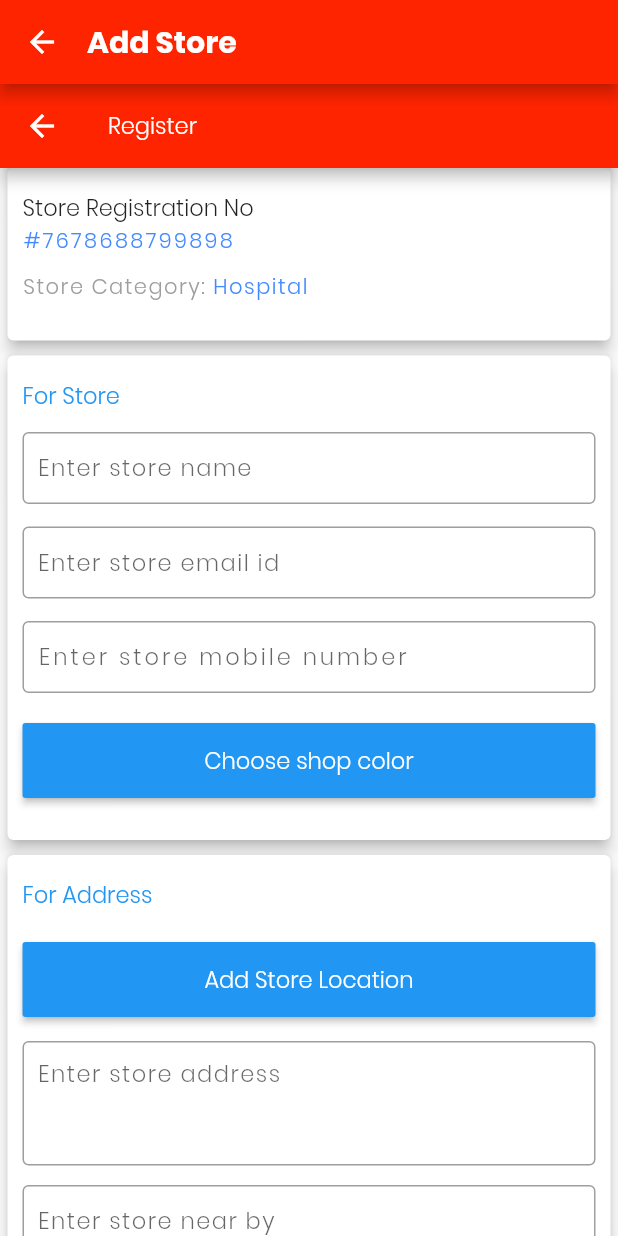
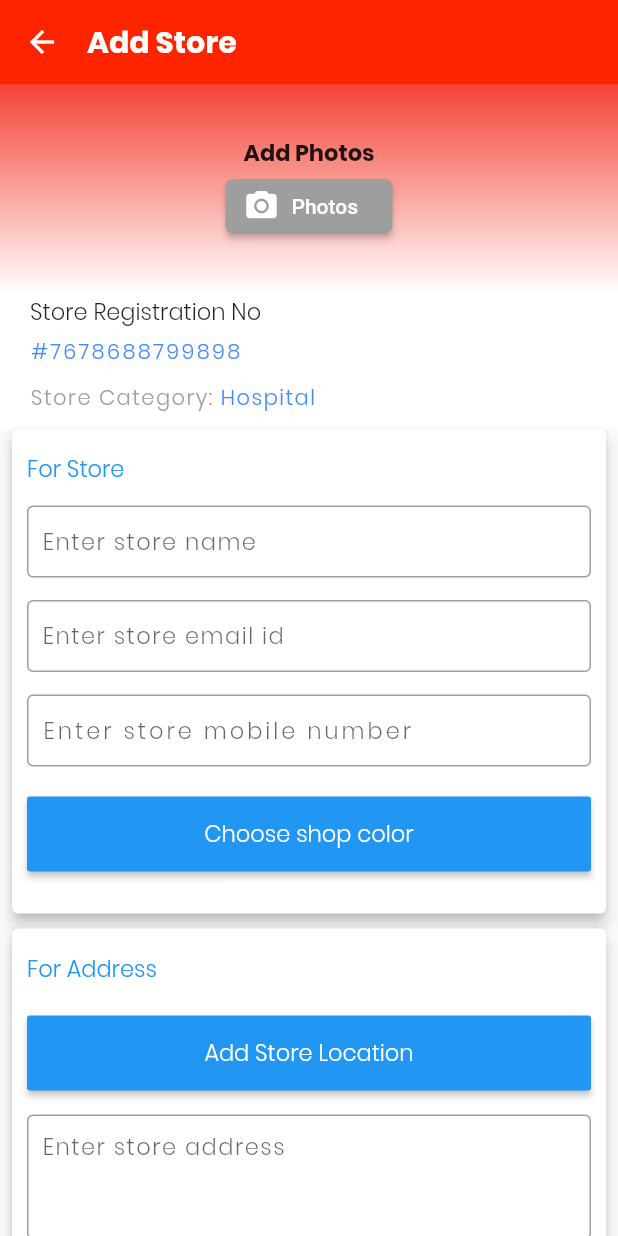
Before and after one commit to karun02525/digital_kaimur, a Flutter app: the RegisterStore screen opened by its route, on a phone screen of 412 x 824 dp. Run offline on Flutter 3.47's test engine with Material 2 defaults, Android fonts, the phone set to English and light mode, and no system bars; our stand-ins replace cached_network_image, carousel_slider, dio, flutter_vector_icons, fluttertoast, font_awesome_flutter and 6 more; missing offline and left inert: flutter_barcode_scanner, google_map_location_picker, mini_calendar, upi_india; accounts and stored records are empty; network calls fail; statements that could not run were skipped.

```diff
--- a/lib/main.dart
+++ b/lib/main.dart
@@ -67,7 +67,7 @@ class _LaunchAppState extends State<LaunchApp> {
       theme:
           ThemeData(primaryColor: AppColor.appColor, accentColor: Colors.blue),
       debugShowCheckedModeBanner: false,
-      home: RegistrationFormWidget(),
+      home: TabNavController(),
       routes: {
         '/home': (context) => TabNavController(),
         '/search': (context) => GlobalSearch(),
--- a/lib/src/main/config/constraints.dart
+++ b/lib/src/main/config/constraints.dart
@@ -17,6 +17,8 @@ class Config{
     static const String vendor_verifyUrl=baseUrl+'/authenticate/vendor_verify';
     static const String vendor_registerUrl=baseUrl+'/authenticate/vendor_register';
     static const String notificationsUrl=baseUrl+'/authenticate/notifications';
+
+    static const String storeCreate=baseUrl+'/store/create-store';
 
 
 
--- a/lib/src/main/repositories/store_repository.dart
+++ b/lib/src/main/repositories/store_repository.dart
@@ -1,55 +1,89 @@
 import 'dart:convert';
 import 'dart:io';
-
 import 'package:digitalkaimur/src/main/config/constraints.dart';
-import 'package:digitalkaimur/src/main/model/user_model.dart';
 import 'package:digitalkaimur/src/main/service/api_error_handle.dart';
 import 'package:digitalkaimur/src/main/service/custom_dio.dart';
-import 'package:digitalkaimur/src/main/utils/shared_preferences.dart';
 import 'package:dio/dio.dart';
 import 'package:flutter/cupertino.dart';
-
+import 'package:flutter/material.dart';
+import 'package:progress_dialog/progress_dialog.dart';
 
 class StoreRespository {
   BuildContext context;
-  StoreRespository(BuildContext cnt){
-    this.context=cnt;
+  ProgressDialog pd;
+
+  StoreRespository(BuildContext cnt) {
+    this.context = cnt;
+    pd = ProgressDialog(this.context, type: ProgressDialogType.Normal);
+    pd.style(message: 'Loading...');
   }
 
+  //Store Register
+  Future<bool> storeRegister(List<File> files, element) async {
+    pd.show();
+    var dio = CustomDio.withAuthentication().instance;
+    dio.options.headers["Content-Type"] = "multipart/form-data";
 
-  //Store Register
-  Future<bool> storeRegister(File file) async {
-    var dio =CustomDio.withAuthentication().instance;
-    dio.options.headers["Content-Type"] = "multipart/form-data";
-    FormData formData = FormData.fromMap({
-      "user_avatar": await MultipartFile.fromFile(file.path,filename: "pic.png")
-    });
-    return await dio.post(Config.imageUpdateUrl, data: formData).then((res) async {
+    var formData = FormData();
+    for (var i = 0; i < files.length; i++) {
+      formData.files.add(MapEntry("imgarray",
+          await MultipartFile.fromFile(files[i].path, filename: "pic$i.png")));
+    }
+
+    formData.fields.add(MapEntry("cid", element[0]));
+    formData.fields.add(MapEntry("vid", element[1]));
+    formData.fields.add(MapEntry("sname", element[2]));
+    formData.fields.add(MapEntry("semail", element[3]));
+    formData.fields.add(MapEntry("smobile", element[4]));
+    formData.fields.add(MapEntry("color", element[5]));
+    formData.fields.add(MapEntry("latitude", element[6]));
+    formData.fields.add(MapEntry("longitude", element[7]));
+    formData.fields.add(MapEntry("address", element[8]));
+    formData.fields.add(MapEntry("nearby", element[9]));
+    formData.fields.add(MapEntry("pin_code", element[10]));
+    formData.fields.add(MapEntry("owner_name", element[11]));
+    formData.fields.add(MapEntry("owner_mobile", element[12]));
+    formData.fields.add(MapEntry("owner_email", element[13]));
+
+    return await dio.post(Config.storeCreate, data: formData).then((res) async {
       if (res.statusCode == 200) {
-        final responseBody = jsonDecode(jsonEncode(res.data));
-        print('************Profile upload******______________**************');
-        print(responseBody.toString());
-        if (responseBody['status']) {
-           UserPreference().avatar=responseBody['data']['user_avatar'];
+        pd.hide();
+        var result = jsonDecode(jsonEncode(res.data));
+        if (result['status']) {
+          messageAlert(context, result['message'], 'Add Store');
           return true;
-        }}
+        }
+      }
     }).catchError((e) {
-      return ApiErrorHandel.errorHandel(context,e);
+      pd.hide();
+      return ApiErrorHandel.errorHandel(context, e);
     });
   }
 
-
-
-
-
-  void saveData(LoginData res) async {
-    var pref = UserPreference();
-    pref.name = res.name;
-    pref.email = res.email;
-    pref.name = res.name;
-    pref.mobile = res.mobile;
-    pref.token = res.token;
-    pref.avatar = res.userAvatar;
-    pref.isLogin = true;
+  messageAlert(context, String msg, String ttl) {
+    showDialog(
+        context: context,
+        barrierDismissible: false,
+        builder: (BuildContext context) {
+          return WillPopScope(
+              onWillPop: () async {
+                return false;
+              },
+              child: CupertinoAlertDialog(
+                title: Text(ttl),
+                content: Text(msg),
+                actions: <Widget>[
+                  CupertinoDialogAction(
+                    isDefaultAction: true,
+                    child: Column(
+                      children: <Widget>[Text('Okay')],
+                    ),
+                    onPressed: () {
+                      Navigator.pop(context);
+                    },
+                  )
+                ],
+              ));
+        });
   }
 }
--- a/lib/src/main/ui/vender/register_store.dart
+++ b/lib/src/main/ui/vender/register_store.dart
@@ -15,6 +15,7 @@ class _RegisterStoreState extends State<RegisterStore> {
     return Scaffold(
       appBar: AppBar(
         titleSpacing: 2.0,
+        elevation: 0.0,
         title: TextWidget(title: "Add Store", fontSize: AppFonts.toolbarSize,isBold: true),
       ),
       body: RegistrationFormWidget(),
--- /dev/null
+++ b/lib/src/main/ui/widgets/add_mutiple_photos.dart
@@ -0,0 +1,302 @@
+import 'dart:io';
+import 'dart:ui';
+
+import 'package:digitalkaimur/src/main/ui/widgets/dialog_zoom.dart';
+import 'package:digitalkaimur/src/main/utils/global.dart';
+import 'package:digitalkaimur/src/res/strings.dart';
+import 'package:flutter/cupertino.dart';
+import 'package:flutter/material.dart';
+import 'package:flutter/rendering.dart';
+import 'package:image_picker/image_picker.dart';
+
+import 'text_widget.dart';
+
+class AddImageMultiple extends StatefulWidget {
+  final Function function;
+  AddImageMultiple({Key key, this.function}) : super(key: key);
+
+  @override
+  _AddImageMultipleState createState() => _AddImageMultipleState();
+}
+
+class _AddImageMultipleState extends State<AddImageMultiple> {
+  final GlobalKey<AnimatedListState> _key = GlobalKey();
+  ScrollController _scrollController = new ScrollController();
+
+  List<File> _items = [];
+  File _image;
+  final picker = ImagePicker();
+  bool isHide1 = true;
+  bool isHide2 = false;
+  var pickedFile;
+
+  var maxWidth=1000.0;
+  var maxHeight=500.0;
+
+
+  Future _showPhotoLibrary(bool isCamera) async {
+    if (isCamera) {
+      pickedFile = await picker.getImage(
+        source: ImageSource.camera,
+        maxHeight:maxHeight,
+        maxWidth: maxWidth,
+      );
+    } else {
+      pickedFile = await picker.getImage(
+          source: ImageSource.gallery, maxHeight: maxHeight, maxWidth: maxWidth);
+    }
+    setState(() {
+      _image = File(pickedFile.path);
+      _addItem(_items);
+      widget.function(_items);
+     // RegistrationFormWidget().getAllFilePath(_items,this);
+    });
+
+  }
+
+
+
+  void _clearAllItems() {
+    for (var i = 0; i <= _items.length - 1; i++) {
+      _key.currentState.removeItem(0, (BuildContext context, Animation<double> animation) {
+            return Container();
+          });
+    }
+    _items.clear();
+    isHide1 = true;
+    isHide2 = false;
+  }
+
+  @override
+  Widget build(BuildContext context) {
+    return  Column(
+              children: <Widget>[
+                Visibility(
+                    maintainSize: false,
+                    maintainAnimation: true,
+                    maintainState: true,
+                    visible: isHide1,
+                    child: uploadPlaceHolderImage()),
+                Visibility(
+                    maintainSize: false,
+                    maintainAnimation: true,
+                    maintainState: true,
+                    visible: isHide2,
+                    child: uploadImage()),
+              ],
+            );
+  }
+
+  Widget uploadImage() {
+    return Container(
+        width: double.infinity,
+        height: 140.0,
+        child: Row(children: <Widget>[
+          addGestureDetector(),
+          Expanded(child: getListImage())
+        ]),
+        decoration: BoxDecoration(
+            gradient: LinearGradient(
+              colors: [Colors.red, Colors.white],
+              begin: Alignment.topCenter,
+              end: Alignment.bottomCenter,
+            )));
+  }
+
+  Widget uploadPlaceHolderImage() {
+    return Container(
+        width: double.infinity,
+        height: 140.0,
+        child: Container(
+          child: Column(
+            mainAxisAlignment: MainAxisAlignment.center,
+            crossAxisAlignment: CrossAxisAlignment.center,
+            children: <Widget>[
+              TextWidget(title: "Add Photos", isBold: true),
+              RaisedButton.icon(
+                onPressed: () => {_openBottomDialog(context)},
+                shape: RoundedRectangleBorder(
+                    borderRadius: BorderRadius.all(Radius.circular(5.0))),
+                label: Text(
+                  'Photos  ',
+                  style: TextStyle(color: Colors.white),
+                ),
+                icon: Icon(
+                  Icons.camera_alt,
+                  color: Colors.white,
+                ),
+                textColor: Colors.white,
+                splashColor: Colors.red,
+                color: Colors.grey[500],
+              ),
+            ],
+          ),
+        ),
+        decoration: BoxDecoration(
+            gradient: LinearGradient(
+              colors: [Colors.red, Colors.white],
+              begin: Alignment.topCenter,
+              end: Alignment.bottomCenter,
+            )));
+  }
+
+  Widget addGestureDetector() {
+    return GestureDetector(
+        onTap: () => {_openBottomDialog(context)},
+        child: Container(
+          margin: EdgeInsets.all(8.0),
+          alignment: Alignment.center,
+          width: 120.0,
+          height: 120.0,
+          child: Center(
+              child: Column(
+                mainAxisAlignment: MainAxisAlignment.center,
+                crossAxisAlignment: CrossAxisAlignment.center,
+                children: <Widget>[
+                  Icon(
+                    Icons.add_a_photo,
+                    size: 32.0,
+                    color: Colors.white,
+                  ),
+                  TextWidget(
+                    title: 'Add Photos',
+                    color: Colors.white,
+                    isBold: true,
+                  )
+                ],
+              )),
+          decoration: BoxDecoration(
+            border: Border.all(
+              color: Colors.blueAccent,
+            ),
+            borderRadius: BorderRadius.circular(10.0),
+            boxShadow: [
+              new BoxShadow(
+                  color: Colors.grey,
+                  blurRadius: 3.0,
+                  offset: new Offset(1.0, 1.0))
+            ],
+          ),
+        ));
+  }
+
+  Widget getListImage() {
+    return AnimatedList(
+        scrollDirection: Axis.horizontal,
+        key: _key,
+        controller: _scrollController,
+        shrinkWrap: true,
+        initialItemCount: _items.length,
+        itemBuilder: (context, index, animation) {
+          return InkWell(
+             splashColor: Colors.cyanAccent,
+              onTap: () {
+                dialogZoomImage(context,_items[index]);
+              },
+              child: _buildItem(_items[index], animation, index));
+        });
+  }
+
+
+  //-----------------
+  Widget _buildItem(File item, Animation<double> animation, int index) {
+    return SizeTransition(
+      sizeFactor: animation,
+      axis: Axis.horizontal,
+      child: Center(
+        child: Container(
+          margin: EdgeInsets.all(8.0),
+          width: 120.0,
+          height: 120.0,
+          child: Align(
+            alignment: Alignment.topRight,
+            child: IconButton(
+              onPressed: () {
+                removeItem(index);
+              },
+              icon: Icon(
+                Icons.cancel,
+                color: Colors.white,
+              ),
+            ),
+          ),
+          decoration: BoxDecoration(
+              border: Border.all(
+                color: Colors.blueAccent,
+              ),
+              borderRadius: BorderRadius.circular(10.0),
+              boxShadow: [
+                new BoxShadow(
+                    color: Colors.grey,
+                    blurRadius: 3.0,
+                    offset: new Offset(1.0, 1.0))
+              ],
+              image: DecorationImage(
+                  fit: BoxFit.cover,
+                  image: item == null ? Text("") : FileImage(item))),
+        ),
+      ),
+    );
+  }
+
+  void removeItem(int index) {
+    setState(() {
+      File removeItem = _items.removeAt(index);
+      AnimatedListRemovedItemBuilder builder = (context, animation) {
+        return _buildItem(removeItem, animation, index);
+      };
+      _key.currentState.removeItem(index, builder);
+
+      if (_items.length > 0) {
+        isHide1 = false;
+        isHide2 = true;
+      } else {
+        isHide1 = true;
+        isHide2 = false;
+      }
+    });
+  }
+
+  void _addItem(_items) {
+    setState(() {
+      int i = _items.length > 0 ? _items.length : 0;
+      _items.add(_image);
+      _key.currentState.insertItem(i);
+      if (_items.length > 0) {
+        isHide1 = false;
+        isHide2 = true;
+      }
+    });
+    _scrollController.animateTo(0.0,
+        duration: const Duration(milliseconds: 1500), curve: Curves.easeOut);
+  }
+
+  void _openBottomDialog(BuildContext context) {
+    if (_items.length > 4) {
+      Global.toast(AppString.bottomDialog);
+    } else {
+      showModalBottomSheet(
+          context: context,
+          builder: (context) {
+            return Container(
+                height: 150,
+                child: Column(children: <Widget>[
+                  ListTile(
+                      onTap: () {
+                        Navigator.pop(context);
+                        _showPhotoLibrary(true);
+                      },
+                      leading: Icon(Icons.photo_camera),
+                      title: Text("Take a picture from camera")),
+                  ListTile(
+                      onTap: () {
+                        Navigator.pop(context);
+                        _showPhotoLibrary(false);
+                      },
+                      leading: Icon(Icons.photo_library),
+                      title: Text("Choose from photo library"))
+                ]));
+          });
+    }
+  }
+}
--- a/lib/src/main/ui/widgets/registration_form_widget.dart
+++ b/lib/src/main/ui/widgets/registration_form_widget.dart
@@ -1,5 +1,6 @@
+import 'dart:io';
+
 import 'package:digitalkaimur/src/main/config/constraints.dart';
-import 'package:digitalkaimur/src/main/repositories/login_repository.dart';
 import 'package:digitalkaimur/src/main/repositories/store_repository.dart';
 import 'package:digitalkaimur/src/main/ui/widgets/text_widget.dart';
 import 'package:digitalkaimur/src/main/ui/widgets/textfield_widget.dart';
@@ -9,28 +10,37 @@ import 'package:flutter/cupertino.dart';
 import 'package:flutter/material.dart';
 import 'package:google_map_location_picker/google_map_location_picker.dart';
 
-
+import 'add_mutiple_photos.dart';
 import 'button_widget.dart';
 
 class RegistrationFormWidget extends StatefulWidget {
+
   @override
   _RegistrationFormWidgetState createState() => _RegistrationFormWidgetState();
 }
 
 class _RegistrationFormWidgetState extends State<RegistrationFormWidget> {
   LocationResult _pickedLocation;
-  String vid="5f12ed0ff2cc96003990bb06";
-  String cid="5f10a2d044cac47f113e93bc";
-  String color="FFFFFS";
+  String vid = "5f134f68204e981ae17b6ab1";
+  String cid = "5f10a2f844cac47f113e93bf";
+  String color = "FFFFFS";
   bool isLoading = false;
   StoreRespository _repository;
+  List<File> files = [];
+
+
+  _createFun(_items) {
+    setState(() {
+      files=_items;
+    });
+
+  }
 
   @override
   void initState() {
     super.initState();
     _repository = StoreRespository(context);
   }
-
 
   var _editStoreName = TextEditingController();
   var _editStoreEmail = TextEditingController();
@@ -44,10 +54,7 @@ class _RegistrationFormWidgetState extends State<RegistrationFormWidget> {
   var _editOwnerEmail = TextEditingController();
   var _editOwnerMobile = TextEditingController();
 
-
-
-  _handleOnSubmit(){
-
+  _handleOnSubmit() {
     var name = _editStoreName.text.toString();
     var email = _editStoreEmail.text.toString();
     var mob = _editStoreMobile.text.toString();
@@ -57,75 +64,82 @@ class _RegistrationFormWidgetState extends State<RegistrationFormWidget> {
     var oname = _editOwnerName.text.toString();
     var oemail = _editOwnerEmail.text.toString();
     var omob = _editOwnerMobile.text.toString();
+    double lat = _pickedLocation?.latLng?.latitude;
+    double lng = _pickedLocation?.latLng?.longitude;
 
     if (name.isEmpty) {
       Global.toast("Please enter store name");
-      }else if (email.isEmpty) {
+    } else if (email.isEmpty) {
       Global.toast("Please enter store email");
-      }else if (mob.isEmpty) {
+    } else if (mob.isEmpty) {
       Global.toast("Please enter mobile");
     } else if (mob.length != 10) {
       Global.toast("Please enter valid mobile");
     } else if (add.isEmpty) {
       Global.toast("Please enter address");
-      }else if (near.isEmpty) {
+    } else if (near.isEmpty) {
       Global.toast("Please enter near by address");
-      }else if (zip.isEmpty) {
+    } else if (zip.isEmpty) {
       Global.toast("Please enter pin code");
-      }else if (oname.isEmpty) {
+    } else if (oname.isEmpty) {
       Global.toast("Please enter owner name");
-      }else if (oemail.isEmpty) {
+    } else if (oemail.isEmpty) {
       Global.toast("Please enter owner email");
-      }else if (omob.isEmpty) {
+    } else if (omob.isEmpty) {
       Global.toast("Please enter owner mobile");
-      }else {
-
+    } else if (files.length == 0) {
+        Global.toast("Please upload at least one photo");
+      }
+    else {
       setState(() {
         Global.hideKeyboard();
         isLoading = true;
       });
 
-        _repository.storeRegister(null).then((value) {
+      _repository.storeRegister(files, [
+        cid,
+        vid,
+        name,
+        email,
+        mob,
+        color,
+        lat??0.0.toString(),
+        lng??0.0.toString(),
+        add,
+        near,
+        zip,
+        oname,
+        omob,
+        oemail
+      ]).then((value) {
         setState(() {
           isLoading = false;
           if (value) {
-              Global.navigateToHome(context);
+           // Global.navigateToHome(context);
           }
         });
       });
-
     }
   }
 
-
-
-
   @override
   Widget build(BuildContext context) {
-    return Scaffold(
-      appBar: AppBar(
-        title: TextWidget(
-          title: 'Register',
-        ),
-      ),
-      body: inputWidget(),
-    );
+    return inputWidget();
   }
 
   Widget inputWidget() {
     return SingleChildScrollView(
       child: Wrap(
         alignment: WrapAlignment.start,
-        spacing: 10.0,
-        runSpacing: 10.0,
         children: [
+          AddImageMultiple(function: _createFun,),
           _setContent(),
           _tile1(),
           _tile2(),
           _tile3(),
           ButtonWidget(
             title: 'Sumbit',
-            onPressed:_handleOnSubmit,
+            onPressed: _handleOnSubmit,
             color: Colors.blue,
           ),
         ],
@@ -133,37 +147,28 @@ class _RegistrationFormWidgetState extends State<RegistrationFormWidget> {
     );
   }
 
-
-
   Widget _setContent() {
-    return Card(
-        margin: EdgeInsets.only(left: 5.0, right: 5.0),
-        clipBehavior: Clip.antiAlias,
-        shape: RoundedRectangleBorder(
-          borderRadius: BorderRadius.circular(4.0),
-        ),
-        elevation: 4,
-        child: Padding(
-            padding: EdgeInsets.only(
-                left: 10.0, right: 10.0, top: 15.0, bottom: 25.0),
-            child: Container(
+    return  Container(
               width: double.infinity,
+              color: Colors.white,
               child: Column(
-
                 mainAxisAlignment: MainAxisAlignment.start,
                 crossAxisAlignment: CrossAxisAlignment.start,
                 children: [
-                  TextWidget(title: 'Store Registration No'),
+                  TextWidget(title: 'Store Registration No',left: 20,right: 10),
                   TextWidget(
                     title: '#7678688799898',
                     color: Colors.blueAccent,
                     fontSize: 14.0,
-                    ls: 1.6,
+                    ls: 1.6
+                      ,left: 20,right: 10,top: 5,
                   ),
                   SizedBox(
                     height: 10.0,
                   ),
-                  RichText(
+                  Padding(
+                    padding: const EdgeInsets.only(left: 20,bottom: 10),
+                    child: RichText(
                       text: TextSpan(
                           style: DefaultTextStyle.of(context).style,
                           children: [
@@ -171,9 +176,10 @@ class _RegistrationFormWidgetState extends State<RegistrationFormWidget> {
                             spanDecoration('Hospital', Colors.blueAccent)
                           ]),
                     ),
+                  ),
                 ],
               ),
-            )));
+            );
   }
 
   TextSpan spanDecoration(msg, Color color) {
@@ -189,11 +195,9 @@ class _RegistrationFormWidgetState extends State<RegistrationFormWidget> {
         ));
   }
 
-
-
   Widget _tile1() {
     return Card(
-      margin: EdgeInsets.only(left: 5.0, right: 5.0),
+      margin: EdgeInsets.only(left: 8, right: 8,bottom: 10),
       clipBehavior: Clip.antiAlias,
       shape: RoundedRectangleBorder(
         borderRadius: BorderRadius.circular(4.0),
@@ -244,7 +248,7 @@ class _RegistrationFormWidgetState extends State<RegistrationFormWidget> {
 
   Widget _tile2() {
     return Card(
-        margin: EdgeInsets.only(left: 5.0, right: 5.0),
+        margin: EdgeInsets.only(left: 8, right: 8,bottom: 10),
         clipBehavior: Clip.antiAlias,
         shape: RoundedRectangleBorder(
           borderRadius: BorderRadius.circular(4.0),
@@ -263,7 +267,7 @@ class _RegistrationFormWidgetState extends State<RegistrationFormWidget> {
                   ),
                   ButtonWidget(
                     title: 'Add Store Location',
-                    onPressed:_addLocation,
+                    onPressed: _addLocation,
                     color: Colors.blue,
                   ),
                   SizedBox(height: 13.0),
@@ -294,7 +298,7 @@ class _RegistrationFormWidgetState extends State<RegistrationFormWidget> {
 
   Widget _tile3() {
     return Card(
-        margin: EdgeInsets.only(left: 5.0, right: 5.0),
+        margin: EdgeInsets.only(left: 8, right: 8,bottom: 10),
         clipBehavior: Clip.antiAlias,
         shape: RoundedRectangleBorder(
           borderRadius: BorderRadius.circular(4.0),
@@ -336,10 +340,6 @@ class _RegistrationFormWidgetState extends State<RegistrationFormWidget> {
                 ])));
   }
 
-
-
-
-
   _addLocation() async {
     LocationResult result = await showLocationPicker(
       context, Config.api_key,
@@ -351,10 +351,11 @@ class _RegistrationFormWidgetState extends State<RegistrationFormWidget> {
       resultCardAlignment: Alignment.bottomCenter,
     );
     print("result = $result");
-    setState((){
+    setState(() {
       _pickedLocation = result;
-      _editStoreAddress.text=_pickedLocation.address.toString();
+      _editStoreAddress.text = _pickedLocation.address.toString();
     });
+  }
+
 
 }
-}
--- a/lib/src/main/ui/widgets/text_widget.dart
+++ b/lib/src/main/ui/widgets/text_widget.dart
@@ -8,6 +8,8 @@ class TextWidget extends StatelessWidget {
   Color color;
   double top;
   double bottom;
+  double left;
+  double right;
   double fontSize;
   double ls;
   int maxLines;
@@ -19,6 +21,8 @@ class TextWidget extends StatelessWidget {
     this.isBold = false,
     this.top = 0.0,
     this.bottom = 0.0,
+    this.left = 0.0,
+    this.right = 0.0,
     this.fontSize = 15.0,
     this.maxLines = 7,
     this.overflow,
@@ -28,7 +32,7 @@ class TextWidget extends StatelessWidget {
   @override
   Widget build(BuildContext context) {
     return Container(
-      margin: EdgeInsets.only(top: top, bottom: bottom),
+      margin: EdgeInsets.only(top: top, bottom: bottom,left: left,right: right),
       child: isBold
           ? Text(title,
               style: TextStyle(
--- a/lib/src/res/strings.dart
+++ b/lib/src/res/strings.dart
@@ -10,4 +10,5 @@ class AppString{
     static const createVendor="Register Shop";
     static const select_category="Select category";
     static const submit="Submit";
+    static const bottomDialog="You can not upload more than 5 photos.";
 }
```
Also changed, not shown: lib/src/main/ui/widgets/dialog_zoom.dart (added, +43 -0 lines). Lines whose indentation alone changed are shown as unchanged.
